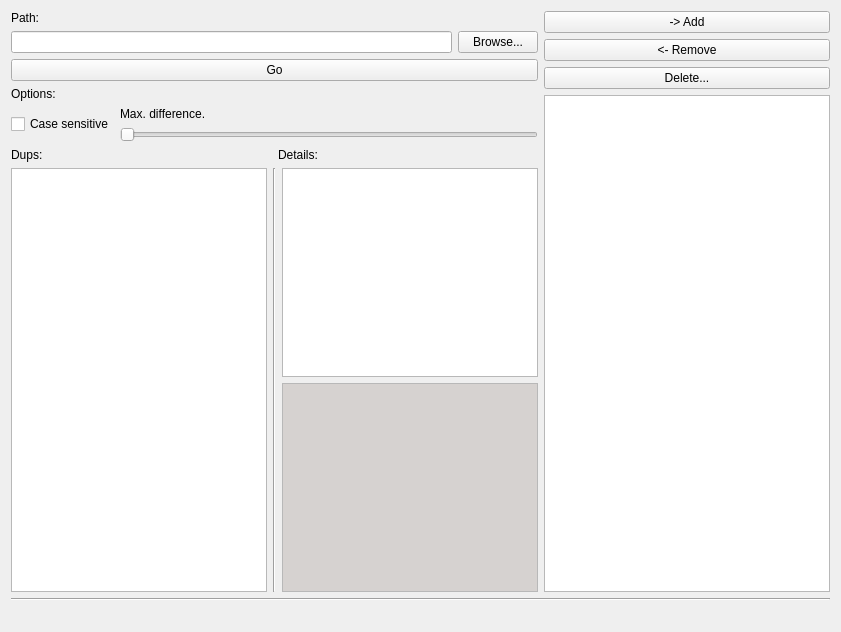
The window that dupmusic/src/dupmusic.ui (deadbok/dupmusic) describes before a commit, drawn with Qt 5.
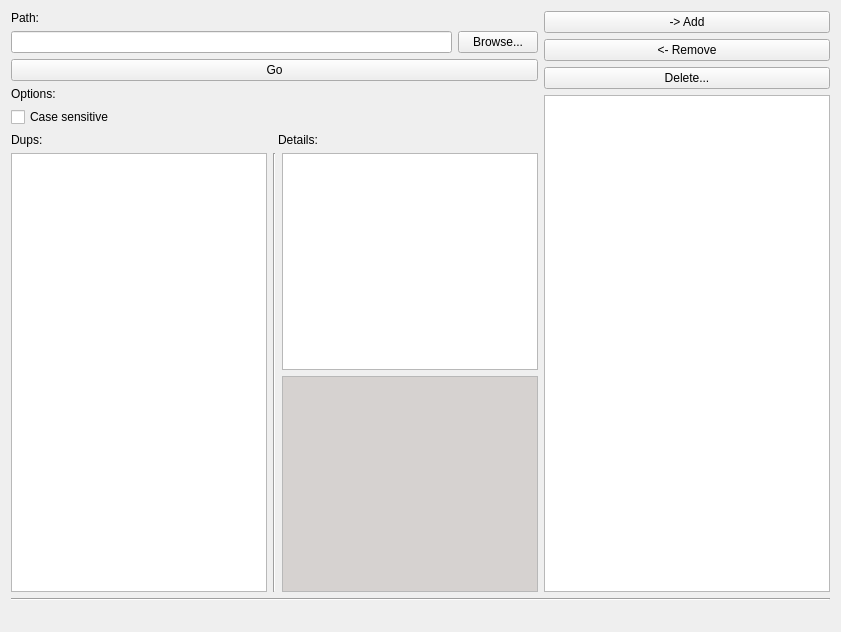
The same window after the commit.

Commit message: No similarity slider

The edit to the form file:
```diff
--- a/dupmusic/src/dupmusic.ui
+++ b/dupmusic/src/dupmusic.ui
@@ -76,24 +76,6 @@
                </property>
               </widget>
              </item>
-             <item>
-              <layout class="QVBoxLayout" name="verticalLayout_2">
-               <item>
-                <widget class="QLabel" name="label">
-                 <property name="text">
-                  <string>Max. difference.</string>
-                 </property>
-                </widget>
-               </item>
-               <item>
-                <widget class="QSlider" name="diffSlider">
-                 <property name="orientation">
-                  <enum>Qt::Horizontal</enum>
-                 </property>
-                </widget>
-               </item>
-              </layout>
-             </item>
             </layout>
            </item>
           </layout>
```
Left out of the diff: 1 changed line with no effect on the pictures. The commit also changes 3 other files.
